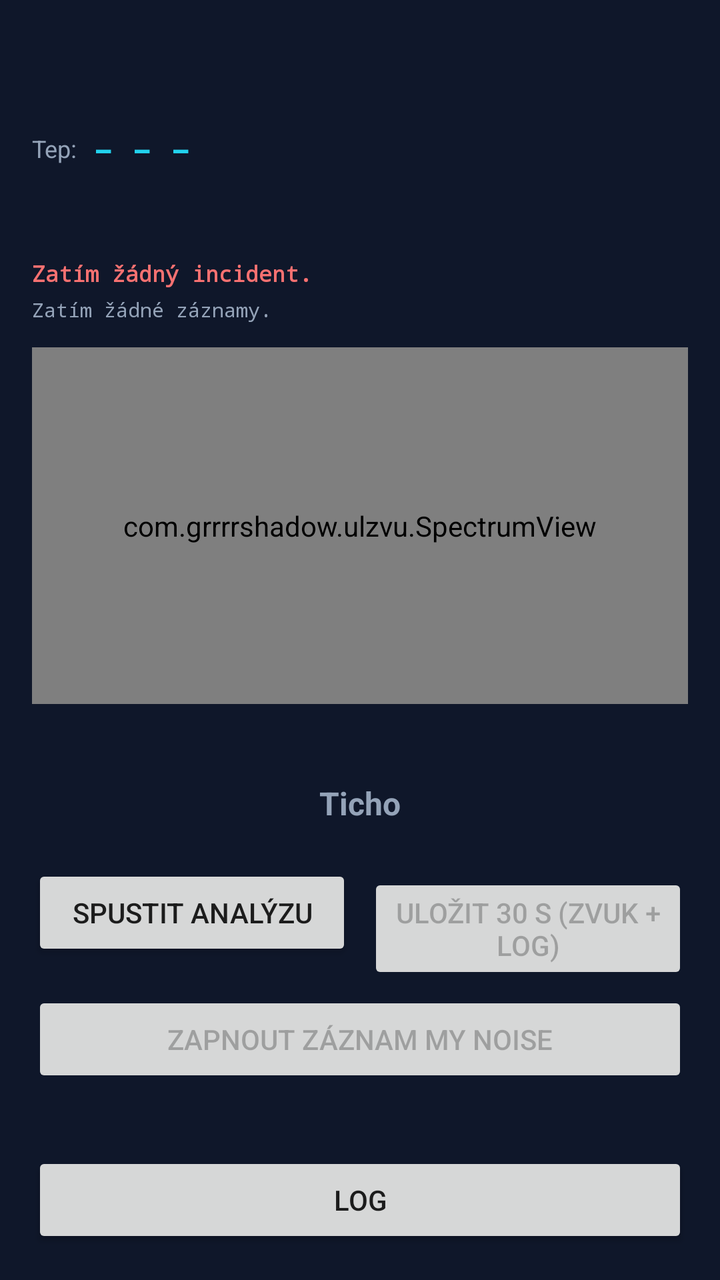
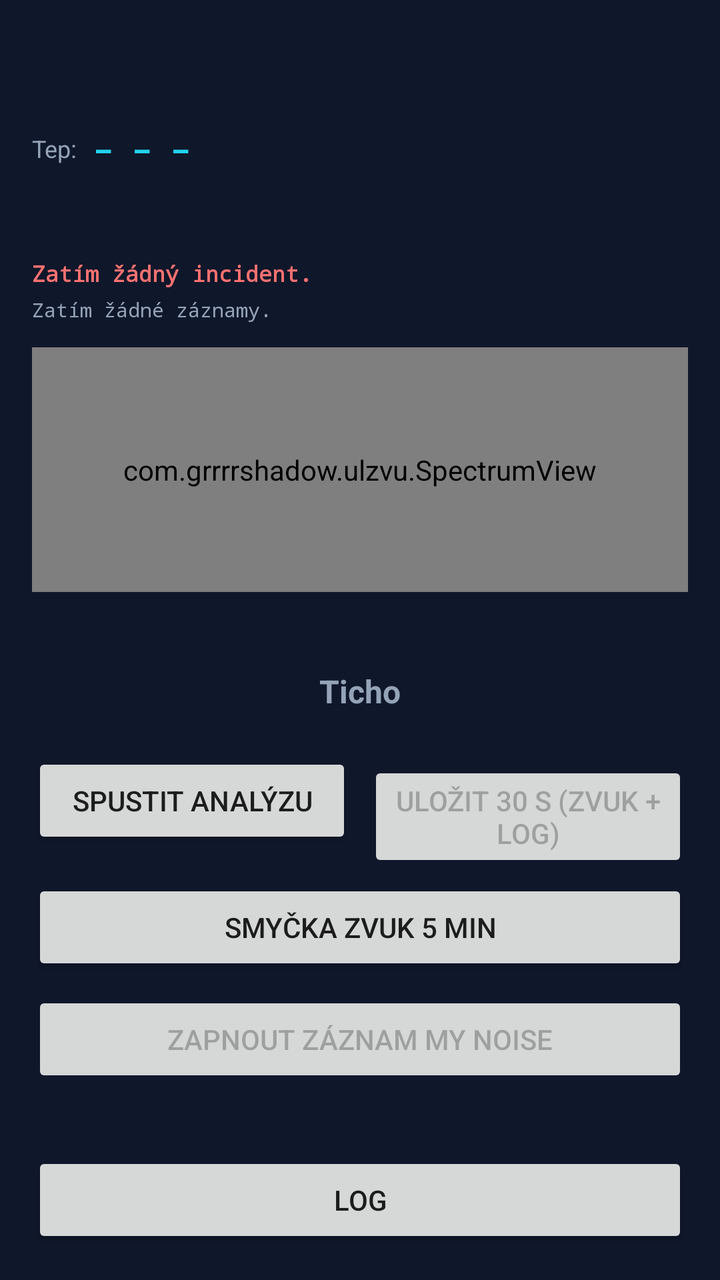

Before-and-after screenshots of an Android layout around one commit, followed by the original layout XML and the change that was made.
<!-- AndroidManifest.xml: application theme Theme.Ulzvu -->
<!-- res/layout/activity_main.xml -->
<?xml version="1.0" encoding="utf-8"?>
<LinearLayout xmlns:android="http://schemas.android.com/apk/res/android"
    android:layout_width="match_parent"
    android:layout_height="match_parent"
    android:orientation="vertical"
    android:background="@color/background"
    android:padding="16dp">

    <TextView
        android:id="@+id/tvDeviceInfo"
        android:layout_width="match_parent"
        android:layout_height="wrap_content"
        android:textColor="@color/text_secondary"
        android:textSize="12sp"
        android:fontFamily="monospace" />

    <TextView
        android:id="@+id/tvConfigInfo"
        android:layout_width="match_parent"
        android:layout_height="wrap_content"
        android:layout_marginTop="4dp"
        android:textColor="@color/text_primary"
        android:textSize="14sp"
        android:fontFamily="monospace" />

    <LinearLayout
        android:layout_width="match_parent"
        android:layout_height="wrap_content"
        android:layout_marginTop="8dp"
        android:orientation="horizontal"
        android:gravity="center_vertical">

        <TextView
            android:layout_width="wrap_content"
            android:layout_height="wrap_content"
            android:text="@string/hr_label"
            android:textColor="@color/text_secondary"
            android:textSize="12sp" />

        <TextView
            android:id="@+id/tvBpm"
            android:layout_width="0dp"
            android:layout_height="wrap_content"
            android:layout_weight="1"
            android:layout_marginStart="8dp"
            android:textColor="@color/accent"
            android:textSize="16sp"
            android:fontFamily="monospace"
            android:textStyle="bold"
            android:text="@string/hr_unreliable" />
    </LinearLayout>

    <TextView
        android:id="@+id/tvMotionWarning"
        android:layout_width="match_parent"
        android:layout_height="wrap_content"
        android:gravity="center"
        android:padding="4dp"
        android:textSize="12sp"
        android:textColor="@color/ultrasound_alert"
        android:text="@string/hr_motion_warning"
        android:visibility="invisible" />

    <TextView
        android:id="@+id/tvLastIncident"
        android:layout_width="match_parent"
        android:layout_height="wrap_content"
        android:layout_marginTop="6dp"
        android:textColor="@color/ultrasound_alert"
        android:textStyle="bold"
        android:textSize="11sp"
        android:fontFamily="monospace"
        android:maxLines="2"
        android:text="@string/no_incidents_yet" />

    <TextView
        android:id="@+id/tvRecentLog"
        android:layout_width="match_parent"
        android:layout_height="wrap_content"
        android:layout_marginTop="4dp"
        android:textColor="@color/text_secondary"
        android:textSize="10sp"
        android:fontFamily="monospace"
        android:maxLines="7"
        android:text="@string/log_empty" />

    <com.grrrrshadow.ulzvu.SpectrumView
        android:id="@+id/spectrumView"
        android:layout_width="match_parent"
        android:layout_height="0dp"
        android:layout_weight="1"
        android:layout_marginTop="12dp"
        android:layout_marginBottom="12dp"
        android:background="@color/surface" />

    <TextView
        android:id="@+id/tvPeakInfo"
        android:layout_width="match_parent"
        android:layout_height="wrap_content"
        android:textColor="@color/text_primary"
        android:textSize="11sp"
        android:maxLines="1"
        android:fontFamily="monospace" />

    <TextView
        android:id="@+id/tvUltrasoundAlert"
        android:layout_width="match_parent"
        android:layout_height="wrap_content"
        android:layout_marginTop="4dp"
        android:gravity="center"
        android:padding="8dp"
        android:textStyle="bold"
        android:textSize="16sp"
        android:textColor="@color/text_secondary"
        android:text="@string/status_idle" />

    <LinearLayout
        android:layout_width="match_parent"
        android:layout_height="wrap_content"
        android:layout_marginTop="12dp"
        android:orientation="horizontal">

        <Button
            android:id="@+id/btnToggleAnalysis"
            android:layout_width="0dp"
            android:layout_height="wrap_content"
            android:layout_weight="1"
            android:text="@string/start_analysis" />

        <Button
            android:id="@+id/btnSaveRewind"
            android:layout_width="0dp"
            android:layout_height="wrap_content"
            android:layout_weight="1"
            android:layout_marginStart="8dp"
            android:text="@string/rewind_button"
            android:enabled="false" />
    </LinearLayout>

    <Button
        android:id="@+id/btnToggleMynoise"
        android:layout_width="match_parent"
        android:layout_height="wrap_content"
        android:layout_marginTop="8dp"
        android:text="@string/mynoise_button_start"
        android:enabled="false" />

    <TextView
        android:id="@+id/tvStatus"
        android:layout_width="match_parent"
        android:layout_height="wrap_content"
        android:layout_marginTop="8dp"
        android:textColor="@color/text_secondary"
        android:textSize="12sp" />

    <Button
        android:id="@+id/btnOpenLog"
        android:layout_width="match_parent"
        android:layout_height="wrap_content"
        android:layout_marginTop="8dp"
        android:text="@string/open_log" />

</LinearLayout>
<!-- resources referenced by this layout -->
<resources>
  <color name="accent">#22D3EE</color>
  <color name="background">#0F172A</color>
  <color name="surface">#1E293B</color>
  <color name="text_primary">#E2E8F0</color>
  <color name="text_secondary">#94A3B8</color>
  <color name="ultrasound_alert">#F87171</color>
  <string name="hr_label">Tep:</string>
  <string name="hr_motion_warning">Pohyb ruší měření tepu — přiložte telefon pevně k zápěstí/hrudi a držte v klidu</string>
  <string name="hr_unreliable">– – –</string>
  <string name="log_empty">Zatím žádné záznamy.</string>
  <string name="mynoise_button_start">Zapnout záznam My Noise</string>
  <string name="no_incidents_yet">Zatím žádný incident.</string>
  <string name="open_log">Log</string>
  <string name="rewind_button">Uložit 30 s (zvuk + log)</string>
  <string name="start_analysis">Spustit analýzu</string>
  <string name="status_idle">Ticho</string>
  <style name="Theme.Ulzvu" parent="Theme.MaterialComponents.DayNight.NoActionBar">
          <item name="colorPrimary">@color/accent</item>
          <item name="colorPrimaryDark">@color/background</item>
          <item name="colorAccent">@color/accent</item>
          <item name="android:windowBackground">@color/background</item>
      </style>
</resources>

<!-- the commit's change to res/layout/activity_main.xml (unified diff, before → after) -->
@@ -138,6 +138,13 @@
     </LinearLayout>
 
     <Button
+        android:id="@+id/btnToggleLoop"
+        android:layout_width="match_parent"
+        android:layout_height="wrap_content"
+        android:layout_marginTop="8dp"
+        android:text="@string/loop_button_start" />
+
+    <Button
         android:id="@+id/btnToggleMynoise"
         android:layout_width="match_parent"
         android:layout_height="wrap_content"
<!-- resource entries referenced after the edit -->
@@ -10,6 +10,7 @@
   <string name="hr_motion_warning">Pohyb ruší měření tepu — přiložte telefon pevně k zápěstí/hrudi a držte v klidu</string>
   <string name="hr_unreliable">– – –</string>
   <string name="log_empty">Zatím žádné záznamy.</string>
+  <string name="loop_button_start">Smyčka zvuk 5 min</string>
   <string name="mynoise_button_start">Zapnout záznam My Noise</string>
   <string name="no_incidents_yet">Zatím žádný incident.</string>
   <string name="open_log">Log</string>
